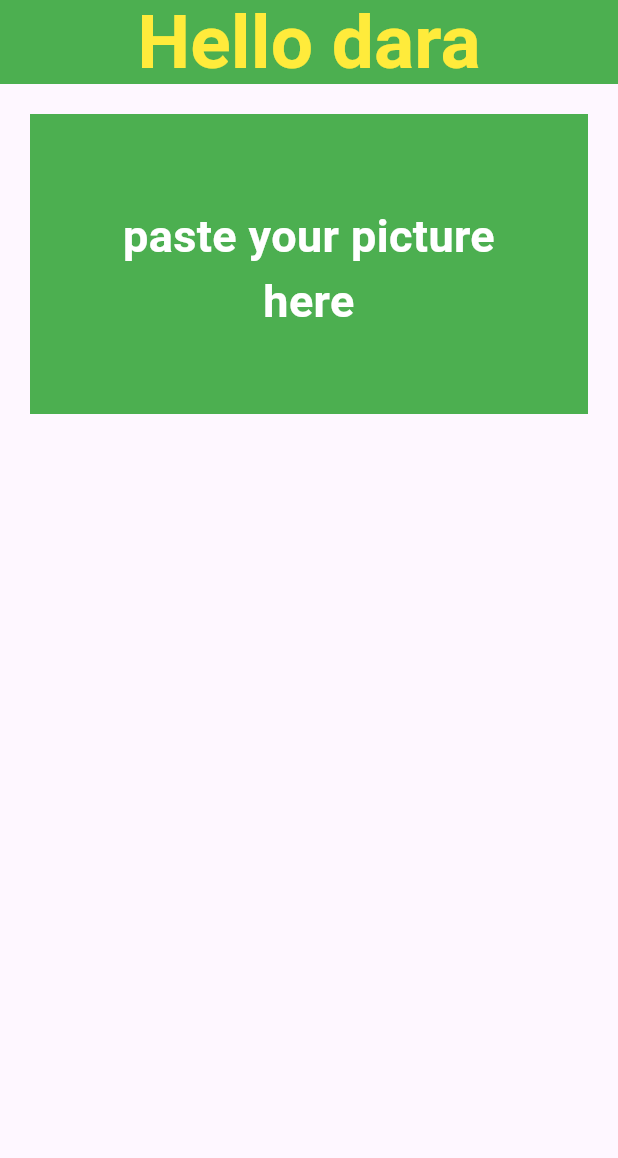
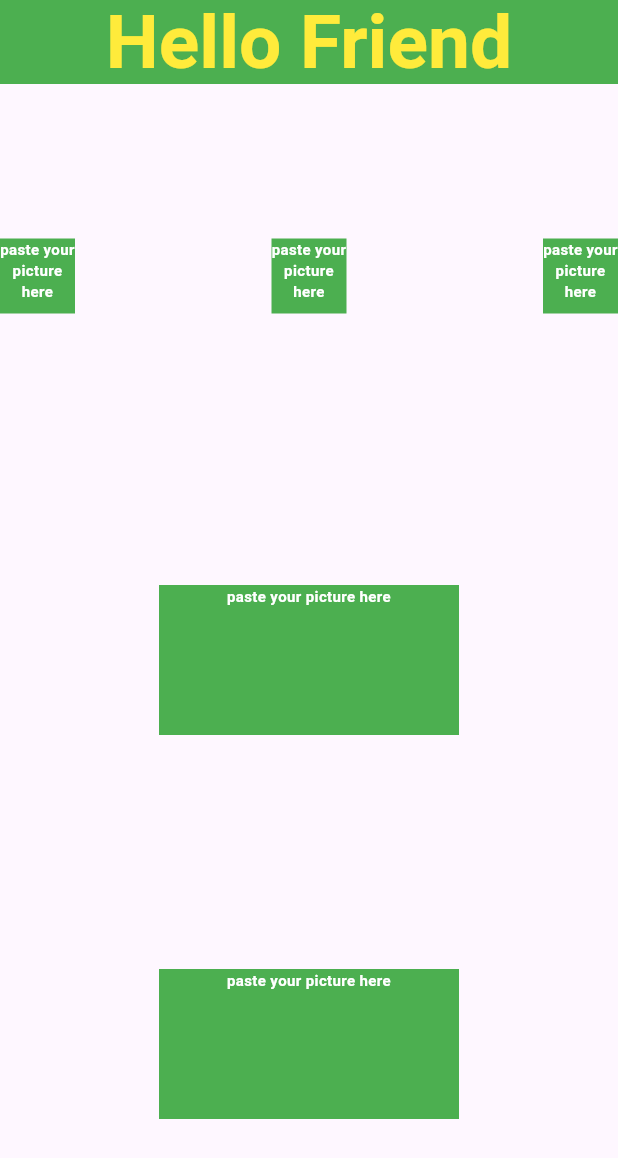
Before and after one commit to 640710505/l11, a Flutter app: the screen it shows after launch, on a phone screen of 412 x 824 dp. Shown: the top 1158 px of the screen. Run offline on Flutter 3.47's test engine with Material 3 defaults, Android fonts, the phone set to English and light mode, and no system bars.

Commit message:
bulid container

```diff
--- a/lib/main.dart
+++ b/lib/main.dart
@@ -19,7 +19,7 @@ class MyApp extends StatelessWidget {
         home: Scaffold(
             appBar: AppBar(
               centerTitle: true,
-              title: Text("Hello dara" , style: TextStyle(
+              title: Text("Hello Friend" , style: TextStyle(
                   fontSize: 50,
                   fontWeight: FontWeight.bold,
                   color: Colors.yellow,
@@ -30,22 +30,102 @@ class MyApp extends StatelessWidget {
 
 
             ),
-            body:Container(
-              height:200,
-              width:500,
+
+            body:Column(
+              mainAxisAlignment: MainAxisAlignment.spaceAround,
+
+              children: [
+
+                Container(
+                  height:100,
+                  width:1000,
+                  // color : Colors.green,
+
+                  child:
+                    Row(
+                        mainAxisAlignment: MainAxisAlignment.spaceBetween,
+                        children: [
+                          Container(
+                            height:50,
+                            width:50,
                             color : Colors.green,
-              padding: const EdgeInsets.all(60),
-              margin: const EdgeInsets.all(20),
+
                             child: const Text(
                               "paste your picture here",
                               textAlign: TextAlign.center,
                               style: TextStyle(
-                  fontSize: 30,
+                                fontSize: 10,
                                 fontWeight: FontWeight.bold,
                                 color: Colors.white,
                               ),
                             ),
                           ),
+                          Container(
+                            height:50,
+                            width:50,
+                            color : Colors.green,
+
+                            child: const Text(
+                              "paste your picture here",
+                              textAlign: TextAlign.center,
+                              style: TextStyle(
+                                fontSize: 10,
+                                fontWeight: FontWeight.bold,
+                                color: Colors.white,
+                              ),
+                            ),
+                          ),
+                          Container(
+                            height:50,
+                            width:50,
+                            color : Colors.green,
+
+                            child: const Text(
+                              "paste your picture here",
+                              textAlign: TextAlign.center,
+                              style: TextStyle(
+                                fontSize: 10,
+                                fontWeight: FontWeight.bold,
+                                color: Colors.white,
+                              ),
+                            ),
+                          ),
+                        ]
+                        )
+                  ),
+                Container(
+                  height:100,
+                  width:200,
+                  color : Colors.green,
+
+                  child: const Text(
+                    "paste your picture here",
+                    textAlign: TextAlign.center,
+                    style: TextStyle(
+                      fontSize: 10,
+                      fontWeight: FontWeight.bold,
+                      color: Colors.white,
+                    ),
+                  ),
+                ),
+                Container(
+                  height:100,
+                  width:200,
+                  color : Colors.green,
+
+                  child: const Text(
+                    "paste your picture here",
+                    textAlign: TextAlign.center,
+                    style: TextStyle(
+                      fontSize: 10,
+                      fontWeight: FontWeight.bold,
+                      color: Colors.white,
+                    ),
+                  ),
+                ),
+              ]
+            )
+
             ));
   }
 }
```
Lines whose indentation alone changed are shown as unchanged.
